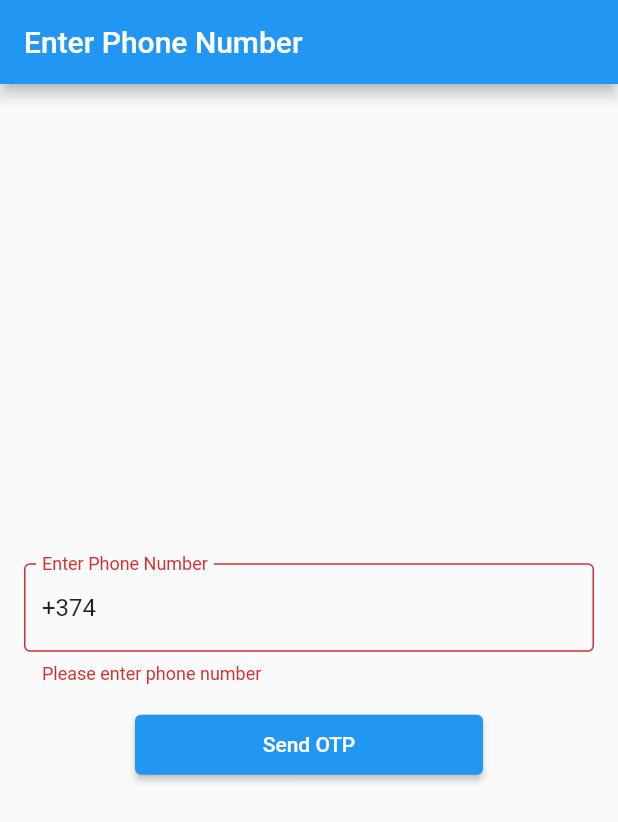
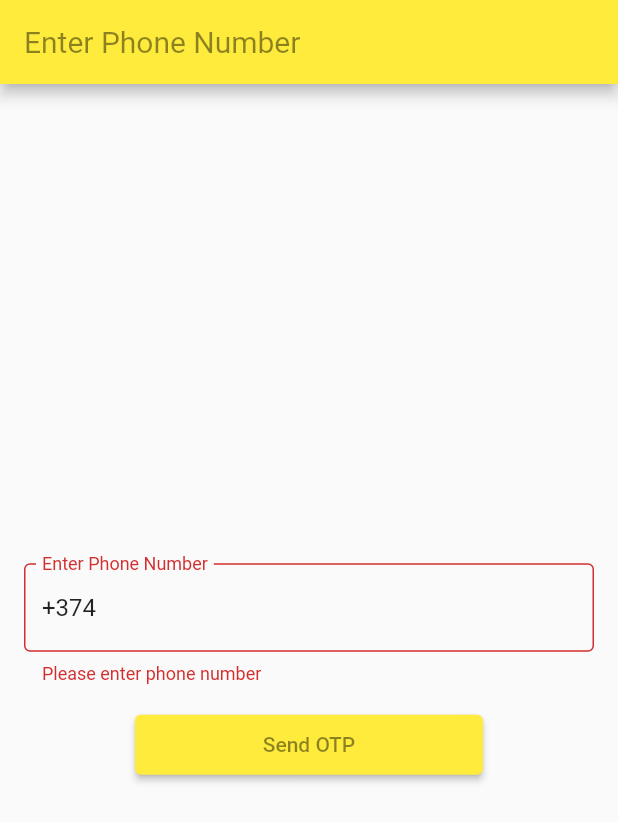
Before and after one commit to 47Goutham/driver_app, a Flutter app: the screen it shows after launch, after a tap on "Send OTP", on a phone screen of 412 x 824 dp. Shown: the top 822 px of the screen. Run offline on Flutter 3.47's test engine with Material 2 defaults, Android fonts, the phone set to English and light mode, and no system bars; our stand-ins replace animated_splash_screen, firebase_auth, firebase_core, flutter_spinkit, get, page_transition and 1 more; accounts and stored records are empty.

Commit message:
sign in flow is complete. need to work on home screen next

```diff
--- a/lib/main.dart
+++ b/lib/main.dart
@@ -1,56 +1,50 @@
+import 'dart:async';
+
+import 'package:animated_splash_screen/animated_splash_screen.dart';
 import 'package:driver_app/screens/authenticate/error.dart';
 import 'package:driver_app/screens/authenticate/phoneNumberInputScreen.dart';
 import 'package:driver_app/screens/authenticate/signIn.dart';
 import 'package:driver_app/screens/home/home.dart';
 import 'package:driver_app/screens/loading.dart';
+import 'package:driver_app/screens/splashscreen.dart';
 import 'package:driver_app/services/auth.dart';
+import 'package:driver_app/services/pageController.dart';
 import 'package:firebase_auth/firebase_auth.dart';
 import 'package:firebase_core/firebase_core.dart';
 import 'package:flutter/material.dart';
-import 'package:provider/provider.dart';
+import 'package:get/get.dart';
+import 'package:page_transition/page_transition.dart';
 
 
 import 'firebase_options.dart';
 
 Future<void> main() async {
+
+  runApp(const SplashScreen());
+  await Future.delayed(const Duration(seconds: 2));
   WidgetsFlutterBinding.ensureInitialized();
-  await Firebase.initializeApp(
-    options: DefaultFirebaseOptions.currentPlatform,
-  );
-  runApp(const MyApp());
+
+      await  Firebase.initializeApp(
+          options: DefaultFirebaseOptions.currentPlatform,
+        );
+
+      Get.put(FirebaseAuthController());
+      Get.put(MyController());
+
+
+
+   runApp(const Wrapper());
+
 }
 
-class MyApp extends StatelessWidget {
-  const MyApp({super.key});
+class Wrapper extends StatelessWidget {
+  const Wrapper({super.key});
 
   @override
   Widget build(BuildContext context) {
-
-    return StreamBuilder<AuthUser>(
-      stream: FirebaseAuthService.firebaseUserStream,
-
-      builder: (context, snapshot) {
-        bool loading = false;
-        User? user;
-
-        switch (snapshot.connectionState) {
-              case ConnectionState.none:
-              case ConnectionState.waiting:
-              // Handle case when there is no connection // Handle case when the data is still loading
-                   loading = true ;
-              case ConnectionState.active:
-              case ConnectionState.done:
-                    // Handle case when data is available
-                  user = snapshot.data?.user;
-
-        }
-
-        return MaterialApp(
-          debugShowCheckedModeBanner: false,
-          title: 'Driver App',
-          home: snapshot.data?.error != null ? ErrorMassage(error : snapshot.data?.error) :  (loading ? const Loading() :  (user == null ? const PhoneNumberInputPage() : const Home()))
-        );
-      },
-    );
+   return GetMaterialApp(
+     debugShowCheckedModeBanner: false,
+     home: Obx(() => Get.find<FirebaseAuthController>().firebaseUser.value == null ? PhoneNumberInputPage() : const Home())
+   ) ;
   }
 }
--- a/lib/screens/authenticate/phoneNumberInputScreen.dart
+++ b/lib/screens/authenticate/phoneNumberInputScreen.dart
@@ -1,23 +1,17 @@
 import 'package:driver_app/services/auth.dart';
+import 'package:driver_app/services/pageController.dart';
 import 'package:firebase_auth/firebase_auth.dart';
 import 'package:flutter/material.dart';
+import 'package:get/get.dart';
 
 import 'otpInputScreen.dart';
 
-class PhoneNumberInputPage extends StatefulWidget {
-  const PhoneNumberInputPage({super.key});
+class PhoneNumberInputPage extends StatelessWidget {
+   PhoneNumberInputPage({super.key});
 
-  @override
-  PhoneNumberInputPageState createState() => PhoneNumberInputPageState();
-}
+    final TextEditingController phoneNumberController =  TextEditingController(text: '+374');
 
-class PhoneNumberInputPageState extends State<PhoneNumberInputPage> {
-  final TextEditingController phoneNumberController =
-      TextEditingController(text: '+374');
-
-  String phoneNumber = '';
-  String? phoneNumberError;
-  bool loading = false;
+  final MyController myController = Get.find<MyController>();
 
      bool isValidArmenianPhoneNumber(String phoneNumber) {
     // Regular expression for Armenian phone numbers
@@ -26,8 +20,9 @@ class PhoneNumberInputPageState extends State<PhoneNumberInputPage> {
     return armenianPhoneNumberRegExp.hasMatch(phoneNumber);
   }
 
+
      Future<void> verifyPhoneNumber(String phoneNumber, BuildContext context) async {
-    await FirebaseAuthService.auth.verifyPhoneNumber(
+    await FirebaseAuthController.auth.verifyPhoneNumber(
         phoneNumber: phoneNumber,
         verificationCompleted: (PhoneAuthCredential credential) {
           // Handle verification completed
@@ -36,22 +31,21 @@ class PhoneNumberInputPageState extends State<PhoneNumberInputPage> {
         verificationFailed: (FirebaseAuthException exception) {
           // Handle verification failed
 
-          setState(() {
-            phoneNumberError = exception.message ;
-            loading = false;
-          });
+            myController.phoneNumberError.value = exception.message! ;
+            myController.loading.value = false;
+
 
 
         },
         codeSent: (String verificationId, int? resendToken) {
-          Navigator.push(
-            context,
-            MaterialPageRoute(
 
-              builder: (context) => OTPInputPage(verificationId: verificationId ),
+          Get.off(
+              () => OTPInputPage(verificationId: verificationId ),
+             transition: Transition.rightToLeft,
 
-            ),
           );
+
+
           },
         codeAutoRetrievalTimeout: (String verificationId) {
           // Handle auto retrieval timeout
@@ -59,67 +53,78 @@ class PhoneNumberInputPageState extends State<PhoneNumberInputPage> {
         });
   }
 
+
   @override
   Widget build(BuildContext context) {
+
+
     return Scaffold(
       appBar: AppBar(
         title: const Text('Enter Phone Number'),
+        backgroundColor: Colors.yellow,
+        titleTextStyle: const TextStyle(color: Colors.black45,fontSize: 20,fontFamily: 'Roboto')
       ),
-      body: Center(
+      body: Obx(() =>Center(
         child: Column(
           mainAxisAlignment: MainAxisAlignment.center,
           children: <Widget>[
             Padding(
-              padding: EdgeInsets.all(16.0),
+              padding: const EdgeInsets.all(16.0),
               child: TextFormField(
                 controller: phoneNumberController,
                 keyboardType: TextInputType.phone,
+                keyboardAppearance: Brightness.dark,
                 decoration: InputDecoration(
                   labelText: 'Enter Phone Number',
                   border: const OutlineInputBorder(),
                   hintText: 'Enter Phone Number',
-                  errorText: phoneNumberError,
+                  errorText: myController.phoneNumberError.value,
                 ),
-                readOnly: loading,
+                readOnly: myController.loading.value,
               ),
             ),
             ElevatedButton(
-                onPressed: loading
+                onPressed: myController.loading.value
                     ? null
                     : () async {
                   final phoneNumber = phoneNumberController.text.trim();
 
                   if (phoneNumber.isEmpty || phoneNumber == '+374') {
-                          setState(() {
-                            phoneNumberError = 'Please enter phone number';
-                          });
+
+                    myController.phoneNumberError.value = 'Please enter phone number';
+
                   } else if (!isValidArmenianPhoneNumber(phoneNumber)) {
-                          setState(() {
-                            phoneNumberError = 'Invalid Armenian Number';
-                          });
+
+                    myController.phoneNumberError.value = 'Invalid Armenian Number';
+
                   } else {
-                          setState(() {
-                            phoneNumberError = null;
-                            loading = true;
-                          });
+
+                    myController.phoneNumberError.value = null;
+                    myController.loading.value = true;
+
 
                     await verifyPhoneNumber(phoneNumber, context);
                   }
                 },
-                child: Container(
+                child: SizedBox(
                     width: 200,
                     height: 40,
-                    child: loading
-                        ? Center(
-                            child: LinearProgressIndicator(
+
+                    child: Center(child: myController.loading.value
+                        ?  LinearProgressIndicator(
                           color: Colors.black,
                           backgroundColor: Colors.black26,
-                          ))
-                        : Center(child: Text('Send OTP')))),
+                        )
+                        : const Text('Send OTP',style: TextStyle(color: Colors.black45)))),
+              style: ButtonStyle(backgroundColor:MaterialStateProperty.all<Color>(Colors.yellow)),
+            ),
 
           ],
         ),
-      ),
+      )),
     );
+
+
+
   }
 }
--- /dev/null
+++ b/lib/screens/splashscreen.dart
@@ -0,0 +1,34 @@
+import 'package:flutter/material.dart';
+
+class SplashScreen extends StatefulWidget {
+  const SplashScreen({super.key});
+
+  @override
+  State<SplashScreen> createState() => _SplashScreenState();
+}
+
+class _SplashScreenState extends State<SplashScreen> {
+  double height = 500;
+
+  @override
+  void initState() {
+    super.initState();
+
+    WidgetsBinding.instance.addPostFrameCallback((_) {
+      // do something
+      setState(() {
+        height = 350;
+      });
+    });
+  }
+
+  @override
+  Widget build(BuildContext context) {
+    return AnimatedContainer(
+      margin: EdgeInsets.symmetric(vertical: height),
+      duration: const Duration(seconds: 1),
+      curve: Curves.easeIn,
+      child: Image.asset('assets/images/logo.png'),
+    );
+  }
+}
--- a/lib/services/auth.dart
+++ b/lib/services/auth.dart
@@ -1,29 +1,25 @@
 import 'dart:async';
 
 import 'package:firebase_auth/firebase_auth.dart';
+import 'package:get/get.dart';
 
-class AuthUser {
-  final User? user;
-  final String? error;
-  AuthUser({this.user,this.error});
-}
+class FirebaseAuthController extends GetxController {
+  static final FirebaseAuth auth = FirebaseAuth.instance;
+  Rx<User?> firebaseUser = Rx<User?>(null);
 
+  @override
+  void onInit() {
+    firebaseUser.bindStream(FirebaseAuth.instance.authStateChanges());
+    super.onInit();
+  }
 
-class FirebaseAuthService {
-  static final FirebaseAuth auth = FirebaseAuth.instance;
-
-
-  static Stream<AuthUser> firebaseUserStream = FirebaseAuth.instance
-      .authStateChanges().asyncMap((User? user) async {
-    if (user != null) {
-      try {
-        await user.reload();
-        } on FirebaseAuthException catch (e) {
-            return AuthUser(error: e.message);
-      }
-      return AuthUser(user: user);
-    }
-    return AuthUser(user: user);
-  });
+  Future<String> updateName (String name) async {
+   try {
+     await auth.currentUser?.updateDisplayName(name);
+     return 'success';
+   } on FirebaseAuthException catch (e) {
+     return 'error: ${e.message}';
+   }
+  }
 
 }
--- /dev/null
+++ b/lib/services/pageController.dart
@@ -0,0 +1,23 @@
+import 'package:get/get.dart';
+
+class MyController extends GetxController{
+
+  RxString phoneNumber = ''.obs;
+  Rx<String?> phoneNumberError  = Rx<String?>(null) ;
+  RxBool loading = false.obs;
+  RxBool otpLoading = false.obs;
+  RxBool otpError = false.obs;
+  Rx<String?> userNameError  = Rx<String?>(null) ;
+  RxBool userNameLoading = false.obs;
+
+  void resetData(){
+    phoneNumber = ''.obs;
+    phoneNumberError  = Rx<String?>(null) ;
+    loading = false.obs;
+    otpLoading = false.obs;
+    otpError = false.obs;
+    userNameError  = Rx<String?>(null) ;
+    userNameLoading = false.obs;
+  }
+
+}
```
Also changed, not shown: lib/screens/authenticate/otpInputScreen.dart (+29 -45 lines), lib/screens/authenticate/userNameInputPage.dart (+54 -22 lines), lib/screens/home/home.dart (+6 -2 lines), pubspec.yaml (+13 -6 lines), assets/images/logo.png (added), pubspec.lock, 6 other files. Lines whose indentation alone changed are shown as unchanged.
